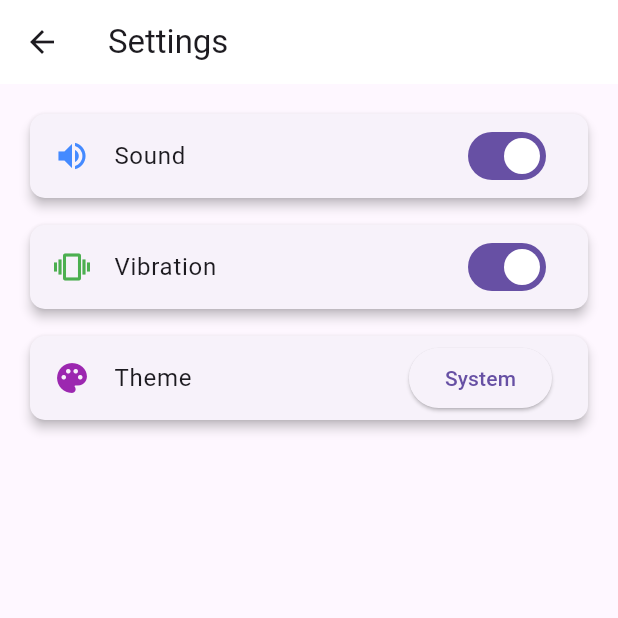
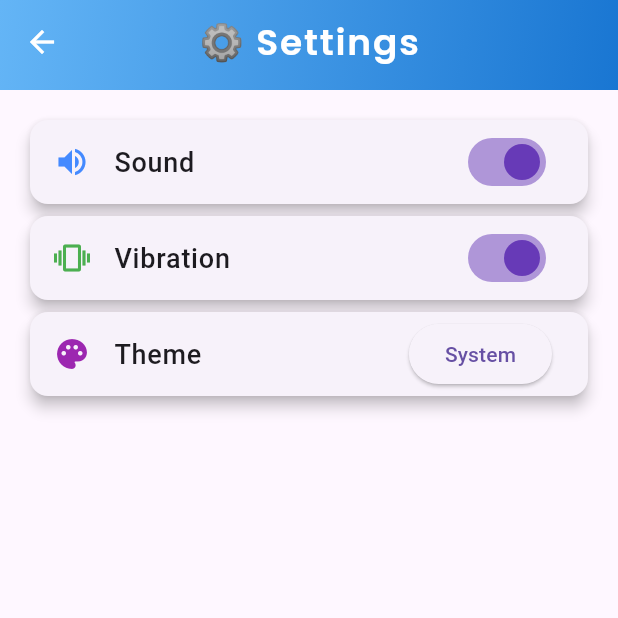
Before and after one commit to eoelarslan/xoplus, a Flutter app: the SettingsScreen screen opened directly, on a phone screen of 412 x 824 dp, the top half of it. Run offline on Flutter 3.47's test engine with Material 3 defaults, Android fonts, the phone set to English and light mode, and no system bars; our stand-ins replace google_fonts, shared_preferences; accounts and stored records are empty.

Commit message:
settings screen ui update

```diff
--- a/lib/settings_screen.dart
+++ b/lib/settings_screen.dart
@@ -2,6 +2,7 @@ import 'package:flutter/material.dart';
 import 'package:flutter/services.dart';
 import 'package:shared_preferences/shared_preferences.dart';
 import 'package:provider/provider.dart';
+import 'package:google_fonts/google_fonts.dart';
 import 'theme_provider.dart';
 
 class SettingsScreen extends StatefulWidget {
@@ -52,84 +53,148 @@ class SettingsScreenState extends State<SettingsScreen> {
   @override
   Widget build(BuildContext context) {
     final themeProvider = Provider.of<ThemeProvider>(context);
+    final currentTheme = themeProvider.currentTheme;
+    final isDarkMode = Theme.of(context).brightness == Brightness.dark;
+
+    // 🎨 **Tema'ya Göre Değişen Gradient Renkleri**
+    final List<Color> gradientColors = _getGradientColors(currentTheme, isDarkMode);
 
     return Scaffold(
-      appBar: AppBar(
-        title: const Text('Settings'),
-        backgroundColor: themeProvider.themeData.appBarTheme.backgroundColor, // **Doğrudan ThemeProvider'dan al**
+      appBar: PreferredSize(
+        preferredSize: const Size.fromHeight(60),
+        child: AppBar(
+          flexibleSpace: Container(
+            decoration: BoxDecoration(
+              gradient: LinearGradient(
+                colors: gradientColors,
+                begin: Alignment.topLeft,
+                end: Alignment.bottomRight,
+              ),
+            ),
+          ),
+          title: Text(
+            '⚙️ Settings',
+            style: GoogleFonts.poppins(
+              fontSize: 24,
+              fontWeight: FontWeight.w600,
+              color: Colors.white,
+              letterSpacing: 1.2,
+            ),
+          ),
+          centerTitle: true,
+          elevation: 5,
           leading: IconButton(
-          icon: const Icon(Icons.arrow_back),
+            icon: const Icon(Icons.arrow_back, color: Colors.white),
             onPressed: () => Navigator.pop(context),
+          ),
         ),
       ),
       body: Padding(
         padding: const EdgeInsets.all(16.0),
         child: Column(
           children: [
-            /// 🔊 Ses Ayarı
-            Card(
-              elevation: 3,
-              shape: RoundedRectangleBorder(borderRadius: BorderRadius.circular(10)),
-              child: ListTile(
-                leading: const Icon(Icons.volume_up, color: Colors.blueAccent),
-                title: const Text('Sound'),
-                trailing: Switch(
-                  value: _isSoundOn,
+            _buildSettingCard(
+              icon: Icons.volume_up,
+              iconColor: Colors.blueAccent,
+              title: 'Sound',
+              switchValue: _isSoundOn,
               onChanged: (value) {
                 setState(() => _isSoundOn = value);
                 _applySoundSetting(value);
                 _saveSettings();
               },
             ),
-              ),
-            ),
-            const SizedBox(height: 10),
-
-            /// 📳 Titreşim Ayarı
-            Card(
-              elevation: 3,
-              shape: RoundedRectangleBorder(borderRadius: BorderRadius.circular(10)),
-              child: ListTile(
-                leading: const Icon(Icons.vibration, color: Colors.green),
-                title: const Text('Vibration'),
-                trailing: Switch(
-                  value: _isVibrationOn,
+            _buildSettingCard(
+              icon: Icons.vibration,
+              iconColor: Colors.green,
+              title: 'Vibration',
+              switchValue: _isVibrationOn,
               onChanged: (value) {
                 setState(() => _isVibrationOn = value);
                 _applyVibrationSetting(value);
                 _saveSettings();
               },
             ),
-              ),
-            ),
-            const SizedBox(height: 10),
-
-            /// 🎨 Tema Seçimi
-            Card(
-              elevation: 3,
-              shape: RoundedRectangleBorder(borderRadius: BorderRadius.circular(10)),
-              child: ListTile(
-                leading: const Icon(Icons.palette, color: Colors.purple),
-                title: const Text('Theme'),
-                trailing: ElevatedButton(
-                  onPressed: () => _showThemeDialog(context, themeProvider),
-                  child: Text(themeProvider.currentTheme),
-                ),
-              ),
-            ),
+            _buildThemeCard(context, themeProvider),
           ],
         ),
       ),
     );
   }
 
-  /// 🎨 Tema Seçim Diyaloğu
+  /// 🎨 **Tema'ya Göre Gradient Renklerini Döndüren Fonksiyon**
+  List<Color> _getGradientColors(String theme, bool isDarkMode) {
+    switch (theme) {
+      case 'Dark':
+        return [Colors.black, Colors.grey[900]!];
+      case 'Light':
+        return [const Color.fromARGB(255, 166, 200, 234), const Color.fromARGB(255, 124, 187, 239)];
+      case 'Deep Blue':
+        return [const Color(0xFF1E3A5F), Colors.blueGrey[800]!];
+      case 'Neon Pink':
+        return [const Color(0xFFFF007F), Colors.pinkAccent];
+      case 'System':
+        return isDarkMode ? [Colors.black, Colors.grey[900]!] : [Colors.blue[300]!, Colors.blue[700]!];
+      default:
+        return [Colors.blue, Colors.blueAccent]; // Default tema
+    }
+  }
+
+  /// 🔧 **Ortak Ayar Kartı Widget'ı**
+  Widget _buildSettingCard({
+    required IconData icon,
+    required Color iconColor,
+    required String title,
+    required bool switchValue,
+    required void Function(bool) onChanged,
+  }) {
+    return Card(
+      elevation: 4,
+      shape: RoundedRectangleBorder(borderRadius: BorderRadius.circular(12)),
+      child: ListTile(
+        leading: Icon(icon, color: iconColor),
+        title: Text(
+          title,
+          style: GoogleFonts.roboto(fontSize: 18, fontWeight: FontWeight.w500),
+        ),
+        trailing: Switch(
+          value: switchValue,
+          activeColor: Colors.deepPurple,
+          onChanged: onChanged,
+        ),
+      ),
+    );
+  }
+
+  /// 🎨 **Tema Seçim Kartı**
+  Widget _buildThemeCard(BuildContext context, ThemeProvider themeProvider) {
+    return Card(
+      elevation: 4,
+      shape: RoundedRectangleBorder(borderRadius: BorderRadius.circular(12)),
+      child: ListTile(
+        leading: const Icon(Icons.palette, color: Colors.purple),
+        title: Text(
+          'Theme',
+          style: GoogleFonts.roboto(fontSize: 18, fontWeight: FontWeight.w500),
+        ),
+        trailing: ElevatedButton(
+          onPressed: () => _showThemeDialog(context, themeProvider),
+          child: Text(themeProvider.currentTheme),
+        ),
+      ),
+    );
+  }
+
+  /// 🎨 **Tema Seçim Diyaloğu**
   void _showThemeDialog(BuildContext context, ThemeProvider themeProvider) {
     showDialog(
       context: context,
       builder: (context) {
         return AlertDialog(
-        title: const Text('Select Theme'),
+          title: Text(
+            'Select Theme',
+            style: GoogleFonts.poppins(fontWeight: FontWeight.bold),
+          ),
           content: Column(
             mainAxisSize: MainAxisSize.min,
             children: ['System', 'Light', 'Dark', 'Deep Blue', 'Neon Pink']
```
Lines whose indentation alone changed are shown as unchanged.
